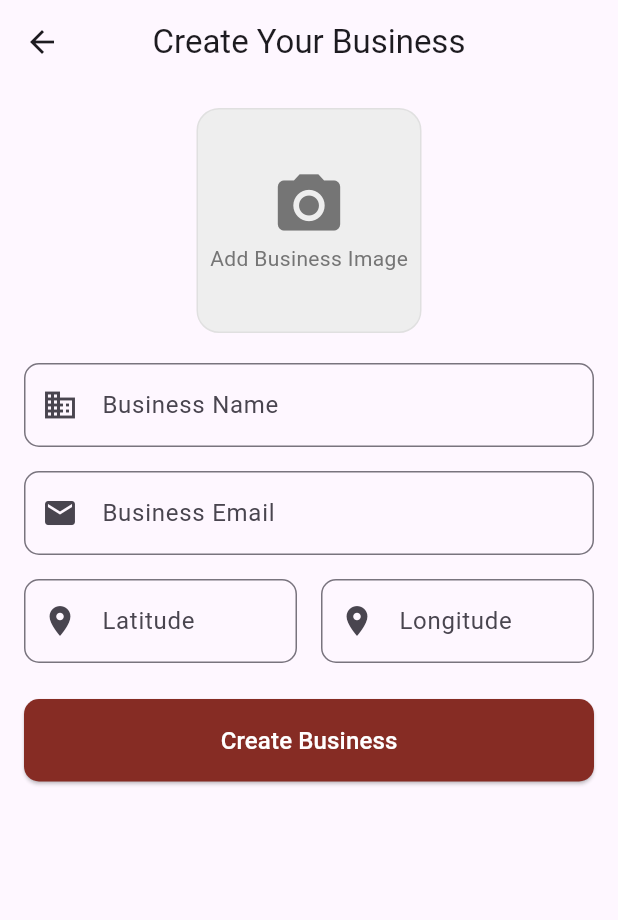
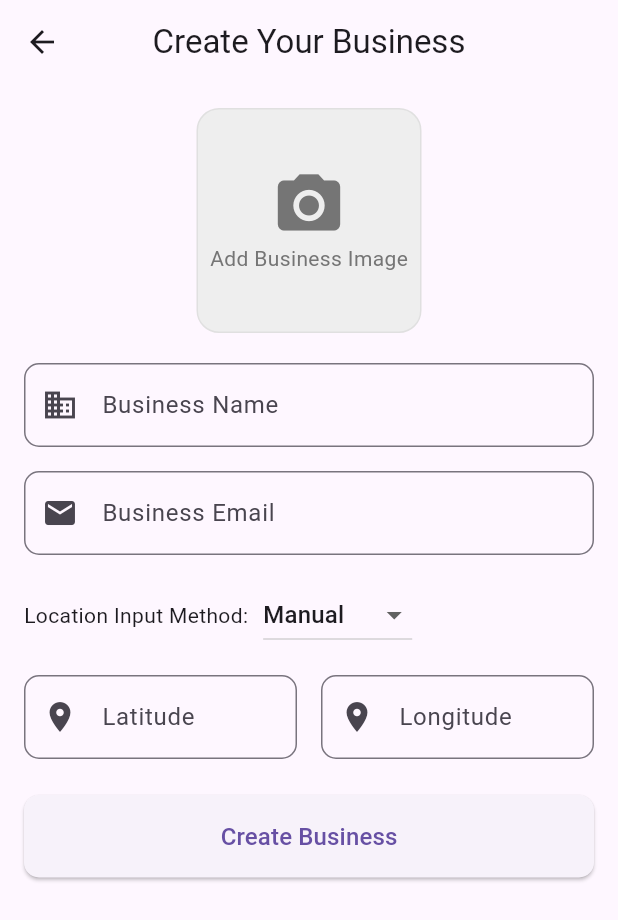
Before and after one commit to mohamedBejaoui12/path_pal, a Flutter app: the AddBusinessScreen screen opened directly, on a phone screen of 412 x 824 dp. Shown: the top 920 px of the screen. Run offline on Flutter 3.47's test engine with Material 3 defaults, Android fonts, the phone set to English and light mode, and no system bars; our stand-ins replace cached_network_image, email_validator, emoji_picker_flutter, flutter_riverpod, freezed_annotation, geolocator and 7 more; accounts and stored records are empty.

Commit message:
buisness 0.1

```diff
--- a/lib/features/business/presentation/add_business_screen.dart
+++ b/lib/features/business/presentation/add_business_screen.dart
@@ -1,10 +1,17 @@
 import 'package:flutter/material.dart';
 import 'package:flutter_riverpod/flutter_riverpod.dart';
 import 'package:image_picker/image_picker.dart';
+import 'package:geolocator/geolocator.dart';
+import 'package:permission_handler/permission_handler.dart';
 import 'dart:io';
 
 import '../data/business_provider.dart';
 import '../../../shared/theme/app_colors.dart';
+
+enum LocationInputMethod {
+  manual,
+  automatic
+}
 
 class AddBusinessScreen extends ConsumerStatefulWidget {
   const AddBusinessScreen({Key? key}) : super(key: key);
@@ -19,7 +26,10 @@ class _AddBusinessScreenState extends ConsumerState<AddBusinessScreen> {
   final _emailController = TextEditingController();
   final _latitudeController = TextEditingController();
   final _longitudeController = TextEditingController();
+
   File? _imageFile;
+  LocationInputMethod _locationMethod = LocationInputMethod.manual;
+  bool _isLoadingLocation = false;
 
   @override
   void dispose() {
@@ -28,6 +38,47 @@ class _AddBusinessScreenState extends ConsumerState<AddBusinessScreen> {
     _latitudeController.dispose();
     _longitudeController.dispose();
     super.dispose();
+  }
+
+  Future<void> _getCurrentLocation() async {
+    setState(() {
+      _isLoadingLocation = true;
+    });
+
+    try {
+      // Request location permissions
+      var status = await Permission.location.request();
+      if (!status.isGranted) {
+        ScaffoldMessenger.of(context).showSnackBar(
+          const SnackBar(content: Text('Location permissions are required')),
+        );
+        setState(() {
+          _isLoadingLocation = false;
+          _locationMethod = LocationInputMethod.manual;
+        });
+        return;
+      }
+
+      // Get current position
+      Position position = await Geolocator.getCurrentPosition(
+        desiredAccuracy: LocationAccuracy.high,
+      );
+
+      // Update text controllers
+      setState(() {
+        _latitudeController.text = position.latitude.toString();
+        _longitudeController.text = position.longitude.toString();
+        _isLoadingLocation = false;
+      });
+    } catch (e) {
+      ScaffoldMessenger.of(context).showSnackBar(
+        SnackBar(content: Text('Error getting location: $e')),
+      );
+      setState(() {
+        _isLoadingLocation = false;
+        _locationMethod = LocationInputMethod.manual;
+      });
+    }
   }
 
   Future<void> _pickImage() async {
@@ -85,8 +136,6 @@ class _AddBusinessScreenState extends ConsumerState<AddBusinessScreen> {
 
   @override
   Widget build(BuildContext context) {
-    final createBusinessState = ref.watch(createBusinessProvider);
-
     return Scaffold(
       appBar: AppBar(
         title: const Text('Create Your Business'),
@@ -100,8 +149,11 @@ class _AddBusinessScreenState extends ConsumerState<AddBusinessScreen> {
           child: Column(
             crossAxisAlignment: CrossAxisAlignment.stretch,
             children: [
+              // Image Picker (existing implementation)
               _buildBusinessImagePicker(),
               const SizedBox(height: 20),
+
+              // Business Name and Email Fields (existing implementation)
               _buildTextField(
                 controller: _businessNameController,
                 label: 'Business Name',
@@ -117,7 +169,38 @@ class _AddBusinessScreenState extends ConsumerState<AddBusinessScreen> {
                 validator: _validateEmail,
               ),
               const SizedBox(height: 16),
+
+              // Location Input Method Selector
               Row(
+                children: [
+                  const Text('Location Input Method:'),
+                  const SizedBox(width: 10),
+                  DropdownButton<LocationInputMethod>(
+                    value: _locationMethod,
+                    items: LocationInputMethod.values.map((method) {
+                      return DropdownMenuItem(
+                        value: method,
+                        child: Text(method == LocationInputMethod.manual
+                          ? 'Manual'
+                          : 'Automatic'),
+                      );
+                    }).toList(),
+                    onChanged: (method) {
+                      setState(() {
+                        _locationMethod = method!;
+                        if (method == LocationInputMethod.automatic) {
+                          _getCurrentLocation();
+                        }
+                      });
+                    },
+                  ),
+                ],
+              ),
+              const SizedBox(height: 16),
+
+              // Latitude and Longitude Fields
+              _locationMethod == LocationInputMethod.manual
+                  ? Row(
                       children: [
                         Expanded(
                           child: _buildTextField(
@@ -139,22 +222,48 @@ class _AddBusinessScreenState extends ConsumerState<AddBusinessScreen> {
                           ),
                         ),
                       ],
+                    )
+                  : _isLoadingLocation
+                      ? const Center(child: CircularProgressIndicator())
+                      : Row(
+                          children: [
+                            Expanded(
+                              child: TextField(
+                                controller: _latitudeController,
+                                decoration: const InputDecoration(
+                                  labelText: 'Latitude',
+                                  border: OutlineInputBorder(),
+                                ),
+                                readOnly: true,
+                              ),
+                            ),
+                            const SizedBox(width: 16),
+                            Expanded(
+                              child: TextField(
+                                controller: _longitudeController,
+                                decoration: const InputDecoration(
+                                  labelText: 'Longitude',
+                                  border: OutlineInputBorder(),
+                                ),
+                                readOnly: true,
+                              ),
+                            ),
+                          ],
                         ),
               const SizedBox(height: 24),
+
+              // Submit Button (existing implementation)
               ElevatedButton(
-                onPressed: createBusinessState.isLoading ? null : _submitBusiness,
+                onPressed: _submitBusiness,
                 style: ElevatedButton.styleFrom(
                   padding: const EdgeInsets.symmetric(vertical: 16),
-                  backgroundColor: AppColors.primaryColor,
                   shape: RoundedRectangleBorder(
                     borderRadius: BorderRadius.circular(10),
                   ),
                 ),
-                child: createBusinessState.isLoading
-                    ? const CircularProgressIndicator(color: Colors.white)
-                    : const Text(
+                child: const Text(
                   'Create Business',
-                        style: TextStyle(fontSize: 16,color: Colors.white),
+                  style: TextStyle(fontSize: 16),
                 ),
               ),
             ],
--- a/pubspec.yaml
+++ b/pubspec.yaml
@@ -50,6 +50,8 @@ dependencies:
   emoji_picker_flutter: ^1.6.0
   flutter_local_notifications: ^18.0.1
   path: ^1.8.3
+  geolocator: ^9.0.2
+  permission_handler: ^10.2.0
 
   # The following adds the Cupertino Icons font to your application.
   # Use with the CupertinoIcons class for iOS style icons.
```
Also changed, not shown: pubspec.lock, 6 other files. Lines whose indentation alone changed are shown as unchanged.
